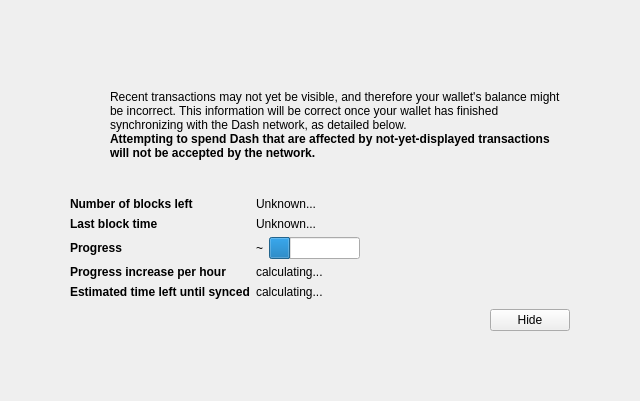
Qt form src/qt/forms/modaloverlay.ui (Dito24/MDClassic) before a commit.
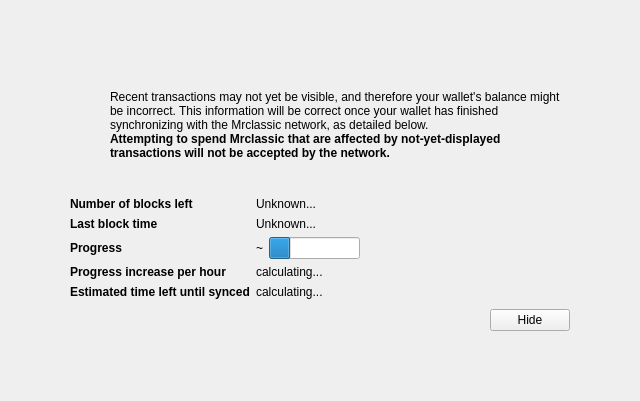
The same form after that commit. Icons and pictures are not drawn. Custom widgets are drawn as their Qt base class.

```diff
--- a/src/qt/forms/modaloverlay.ui
+++ b/src/qt/forms/modaloverlay.ui
@@ -128,7 +128,7 @@
              <item>
               <widget class="QLabel" name="infoText">
                <property name="text">
-                <string>Recent transactions may not yet be visible, and therefore your wallet's balance might be incorrect. This information will be correct once your wallet has finished synchronizing with the Dash network, as detailed below.</string>
+                <string>Recent transactions may not yet be visible, and therefore your wallet's balance might be incorrect. This information will be correct once your wallet has finished synchronizing with the Mrclassic network, as detailed below.</string>
                </property>
                <property name="textFormat">
                 <enum>Qt::RichText</enum>
@@ -147,7 +147,7 @@
                 </font>
                </property>
                <property name="text">
-                <string>Attempting to spend Dash that are affected by not-yet-displayed transactions will not be accepted by the network.</string>
+                <string>Attempting to spend Mrclassic that are affected by not-yet-displayed transactions will not be accepted by the network.</string>
                </property>
                <property name="textFormat">
                 <enum>Qt::RichText</enum>
```
